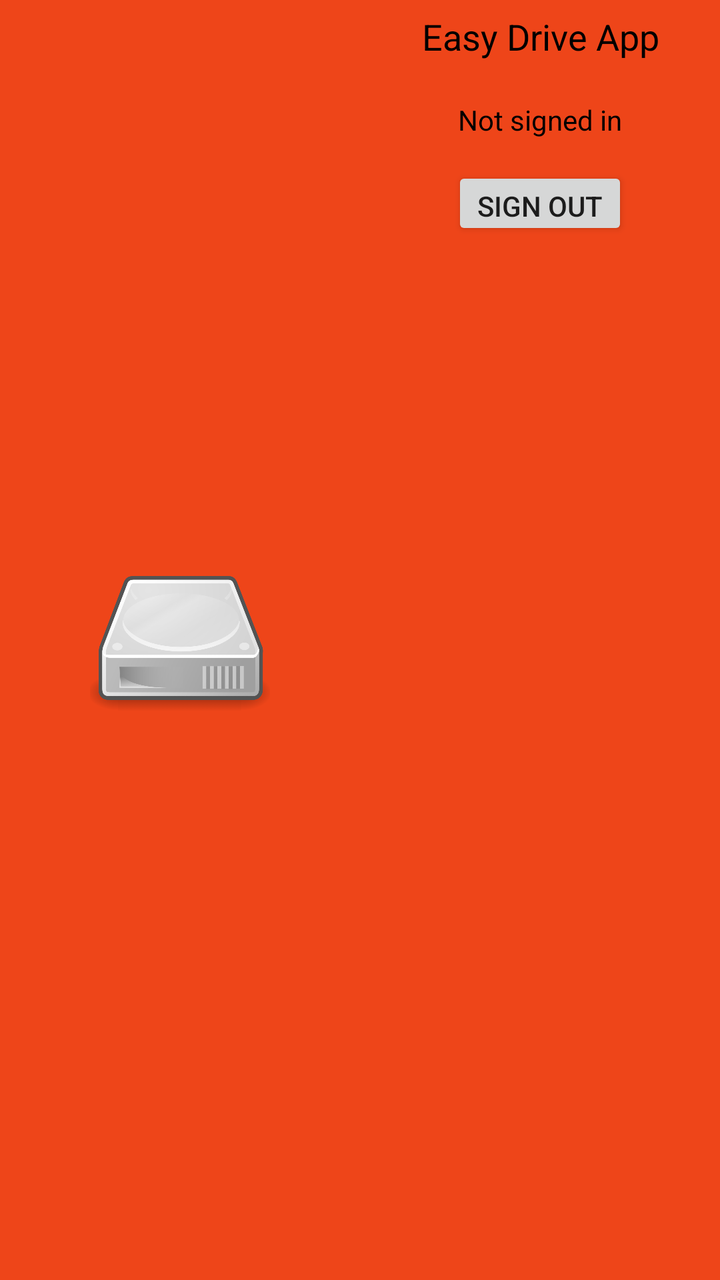
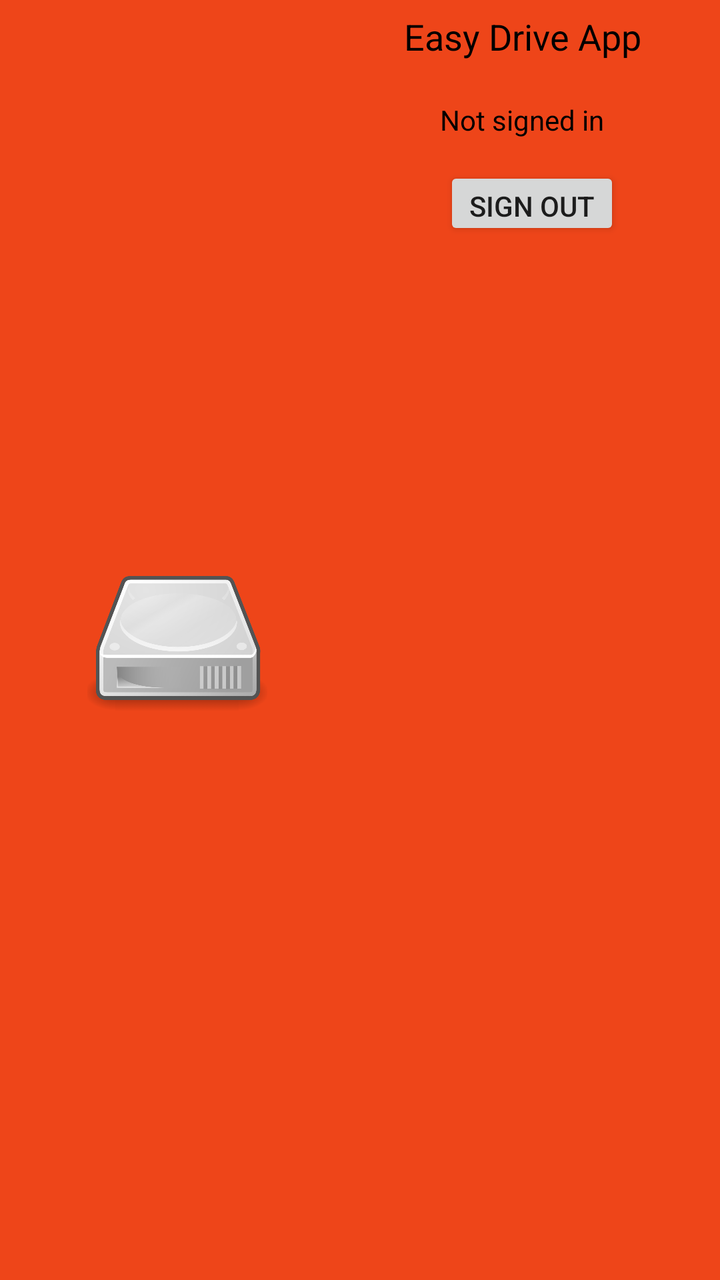

Compare the two renders of this Android layout. The source of the first and the diff that turns it into the second are given below.
<!-- AndroidManifest.xml: application theme AppTheme -->
<!-- res/layout/nav_header.xml -->
<?xml version="1.0" encoding="utf-8"?>
<LinearLayout xmlns:android="http://schemas.android.com/apk/res/android"
    xmlns:app="http://schemas.android.com/apk/res-auto"
    android:orientation="vertical"
    android:layout_width="match_parent"
    android:layout_height="wrap_content"
    android:gravity="center"
    android:background="@color/colorPrimaryDark">

    <LinearLayout
        android:layout_width="match_parent"
        android:orientation="horizontal"
        android:layout_height="match_parent">

        <ImageView

            android:layout_width="0dp"
            android:layout_height="90dp"
            android:layout_gravity="center"
            android:layout_marginTop="1dp"
            android:layout_marginBottom="1dp"
            android:layout_weight="1"
            app:srcCompat="@drawable/harddrive" />

        <LinearLayout
            android:layout_width="0dp"
            android:orientation="vertical"
            android:layout_height="120dp"
            android:layout_weight="1" >

            <TextView
                android:layout_width="match_parent"
                android:layout_height="0dp"
                android:layout_gravity="center_horizontal"
                android:layout_marginBottom="5dp"
                android:layout_weight="1"
                android:gravity="center|center_horizontal"
                android:text="Easy Drive App"
                android:textColor="@color/black"
                android:textSize="18sp" />

            <TextView
                android:id="@+id/tvUserNav"
                android:layout_width="match_parent"
                android:layout_height="0dp"
                android:layout_gravity="center_horizontal"
                android:layout_marginBottom="5dp"
                android:layout_weight="1"
                android:gravity="center|center_horizontal"
                android:text="Not signed in"
                android:textColor="@color/black"
                android:textSize="14sp" />

            <Button
                android:id="@+id/btSignOut"
                android:layout_width="wrap_content"
                android:layout_height="0dp"
                android:layout_gravity="center_horizontal"
                android:layout_weight="1"
                android:text="Sign Out" />


        </LinearLayout>

    </LinearLayout>

</LinearLayout>
<!-- resources referenced by this layout -->
<resources>
  <color name="black">#000000</color>
  <color name="colorPrimaryDark">#EE4519</color>
  <!-- drawable harddrive: png bitmap (drawable, 52173 bytes) -->
  <style name="AppTheme" parent="Theme.AppCompat.Light.NoActionBar">
          
          <item name="colorPrimary">@color/colorPrimary</item>
          <item name="colorPrimaryDark">@color/colorPrimaryDark</item>
          <item name="colorAccent">@color/colorAccent</item>
      </style>
  <color name="colorPrimary">#FFFFFF</color>
  <color name="colorAccent">#4E0013</color>
</resources>

<!-- the commit's change to res/layout/nav_header.xml (unified diff, before → after) -->
@@ -24,14 +24,17 @@
 
         <LinearLayout
             android:layout_width="0dp"
-            android:orientation="vertical"
             android:layout_height="120dp"
-            android:layout_weight="1" >
+            android:layout_marginRight="5dp"
+            android:layout_marginBottom="5dp"
+            android:layout_weight="1"
+            android:orientation="vertical">
 
             <TextView
                 android:layout_width="match_parent"
                 android:layout_height="0dp"
                 android:layout_gravity="center_horizontal"
+                android:layout_marginRight="5dp"
                 android:layout_marginBottom="5dp"
                 android:layout_weight="1"
                 android:gravity="center|center_horizontal"
@@ -44,6 +47,7 @@
                 android:layout_width="match_parent"
                 android:layout_height="0dp"
                 android:layout_gravity="center_horizontal"
+                android:layout_marginRight="5dp"
                 android:layout_marginBottom="5dp"
                 android:layout_weight="1"
                 android:gravity="center|center_horizontal"
